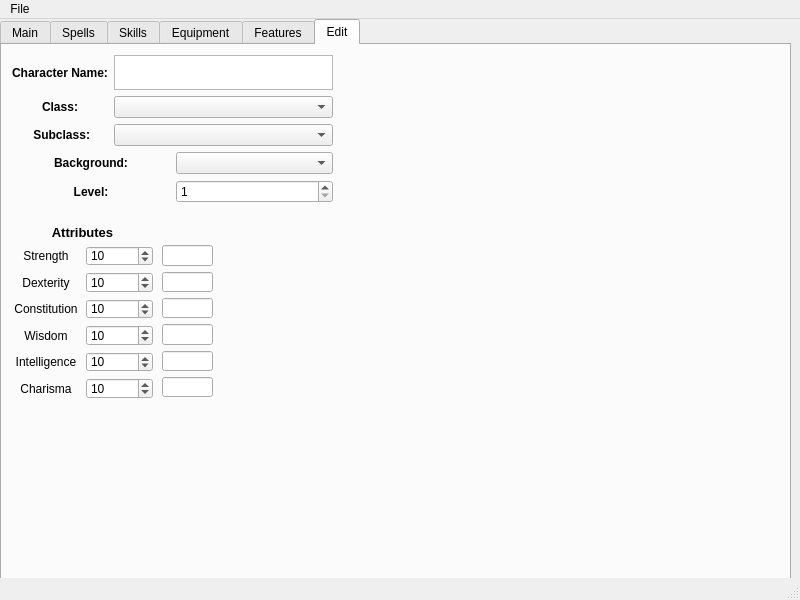
The window that Project/CharacterBuilder.ui (Mgarci17/CharacterCreator) describes before a commit, drawn with Qt 5.
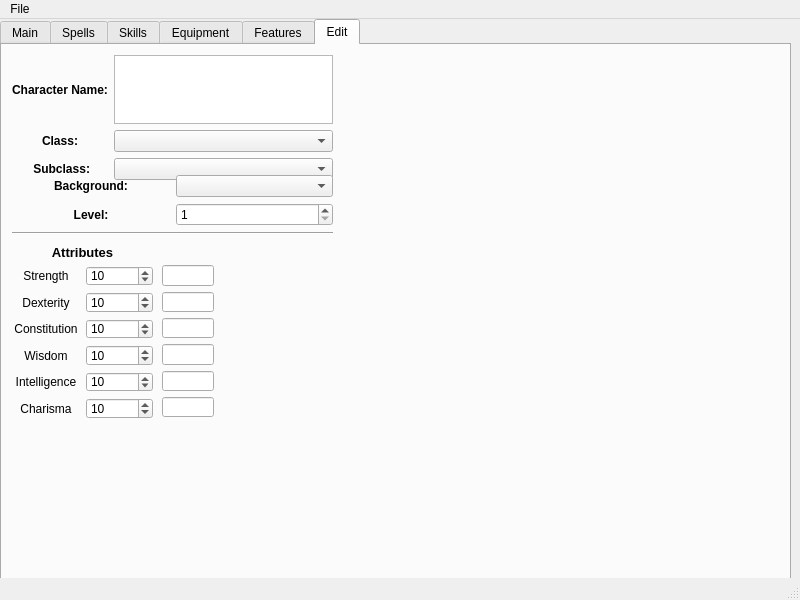
The same window after the commit.

Commit message: Refinements in converting to PyQt5 from PyQt4

```diff
--- a/Project/CharacterBuilder.ui
+++ b/Project/CharacterBuilder.ui
@@ -451,11 +451,11 @@
      <attribute name="title">
       <string>Edit</string>
      </attribute>
-     <widget class="QWidget" name="">
+     <widget class="QWidget" name="layoutWidget">
       <property name="geometry">
        <rect>
         <x>10</x>
-        <y>180</y>
+        <y>200</y>
         <width>141</width>
         <height>174</height>
        </rect>
@@ -603,13 +603,13 @@
        </item>
       </layout>
      </widget>
-     <widget class="QWidget" name="">
+     <widget class="QWidget" name="layoutWidget">
       <property name="geometry">
        <rect>
         <x>10</x>
         <y>10</y>
         <width>321</width>
-        <height>91</height>
+        <height>125</height>
        </rect>
       </property>
       <layout class="QGridLayout" name="gridLayout_2">
@@ -687,11 +687,11 @@
        </item>
       </layout>
      </widget>
-     <widget class="QWidget" name="">
+     <widget class="QWidget" name="layoutWidget">
       <property name="geometry">
        <rect>
         <x>10</x>
-        <y>107</y>
+        <y>130</y>
         <width>321</width>
         <height>51</height>
        </rect>
@@ -744,12 +744,12 @@
        </item>
       </layout>
      </widget>
-     <widget class="QWidget" name="">
+     <widget class="QWidget" name="layoutWidget">
       <property name="geometry">
        <rect>
         <x>160</x>
-        <y>200</y>
-        <width>51</width>
+        <y>220</y>
+        <width>52</width>
         <height>152</height>
        </rect>
       </property>
@@ -774,6 +774,19 @@
        </item>
       </layout>
      </widget>
+     <widget class="Line" name="line">
+      <property name="geometry">
+       <rect>
+        <x>10</x>
+        <y>180</y>
+        <width>321</width>
+        <height>16</height>
+       </rect>
+      </property>
+      <property name="orientation">
+       <enum>Qt::Horizontal</enum>
+      </property>
+     </widget>
     </widget>
    </widget>
   </widget>
```
Left out of the diff: 4 changed lines with no effect on the pictures. The commit also changes 1 other file.
